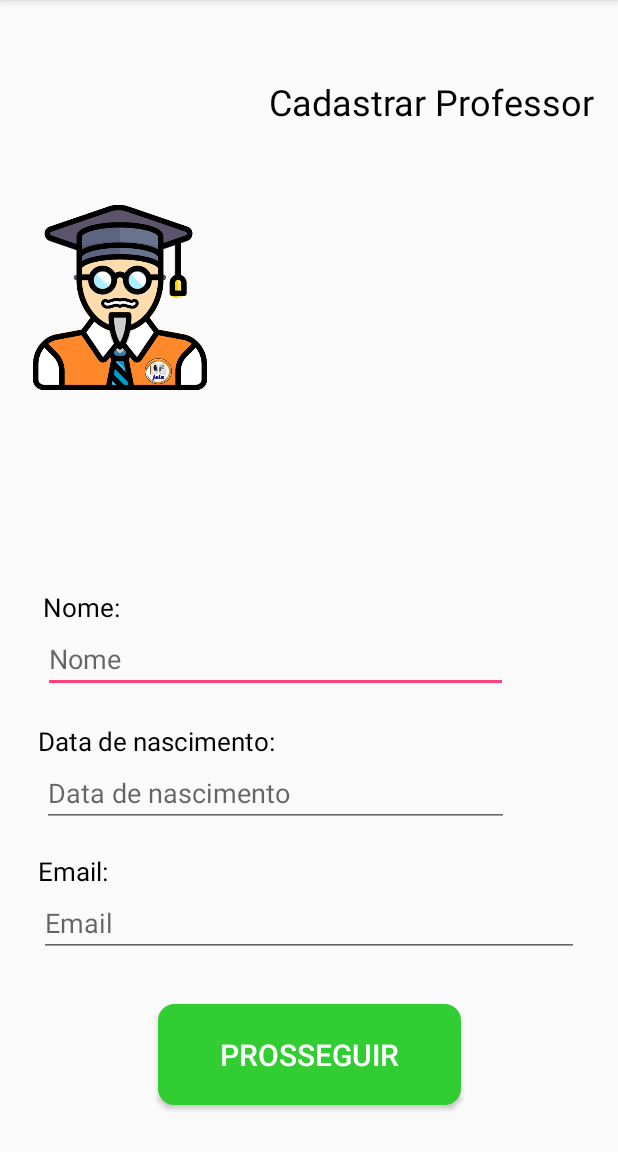
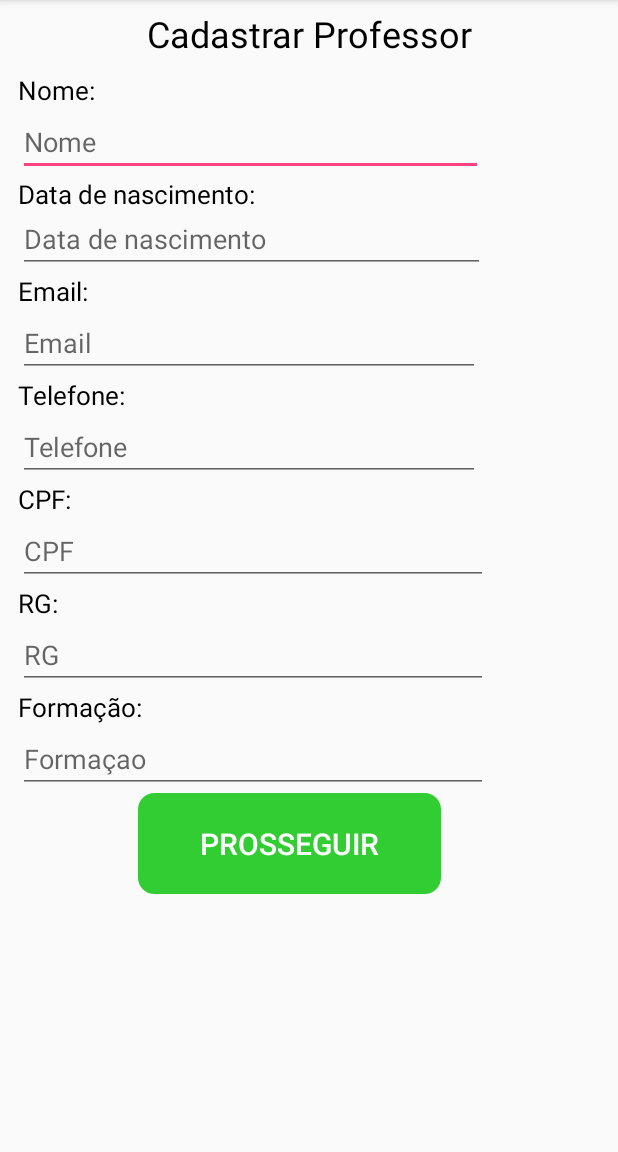
Before and after one commit to matheuspereiradev/SistemaJoin, an Android app: the ViewCadastrarProfessor screen opened directly, with no data from a screen before it, on a phone screen of 412 x 824 dp, the part 84-1236 px from its top. Run offline under Robolectric (Android 15) with nearby library versions, the phone set to English and light mode, and no system bars; our stand-ins replace Firebase (no records; nobody signed in at launch, a user with empty details on screens opened directly); libraries missing offline, so code that uses them is left out: com.github.rtoshiro.util; 9 statements that could not run were skipped.

Commit message:
ViewCadastrarProfessor em um só tela

```diff
--- a/app/src/main/AndroidManifest.xml
+++ b/app/src/main/AndroidManifest.xml
@@ -28,7 +28,6 @@
         <activity android:name=".Activitys.ViewHomeSistemaAdministrativo" />
         <activity android:name=".Activitys.ViewTelaLogin" />
         <activity android:name=".Activitys.ViewCadastrarProfessor" />
-        <activity android:name=".Activitys.ViewCadastrarProfessor2" />
         <activity android:name=".Activitys.ViewRealizarPostagem" />
         <activity android:name=".Activitys.ViewSelecionarAlunos" />
         <activity android:name=".Activitys.ViewRealizarAvaliacao" />
@@ -37,6 +36,7 @@
         <activity android:name=".Activitys.ViewExibirInformacoesProfessor" />
         <activity android:name=".Activitys.ViewExibirInformacoesEscola" />
         <activity android:name=".ViewConfigurarConta" />
+        <activity android:name=".Activitys.ViewHomeProfessor"></activity>
     </application>
 
 </manifest>
--- a/app/src/main/java/com/app/join/sistemajoin/Activitys/ViewCadastrarProfessor.java
+++ b/app/src/main/java/com/app/join/sistemajoin/Activitys/ViewCadastrarProfessor.java
@@ -19,7 +19,7 @@ import com.google.firebase.database.DatabaseReference;
 
 public class ViewCadastrarProfessor extends AppCompatActivity {
 
-    EditText ctEmailProf, ctNomeProf, ctDataNascProf;
+    EditText ctEmailProf, ctNomeProf, ctDataNascProf,ctCPFProf,ctRGProf,ctTelProf,ctFormProf;
     Button btProximoProf1;
     Professor professor;
 
@@ -33,6 +33,10 @@ public class ViewCadastrarProfessor extends AppCompatActivity {
         ctEmailProf = (EditText) findViewById(R.id.ctEmailProf);
         ctDataNascProf = (EditText) findViewById(R.id.ctDataNascProf);
         btProximoProf1 = (Button) findViewById(R.id.btProximoProf1);
+        ctCPFProf=(EditText)findViewById(R.id.ctCPFProf);
+        ctRGProf=(EditText)findViewById(R.id.ctRGProf);
+        ctTelProf=(EditText)findViewById(R.id.ctTelProf);
+        ctFormProf=(EditText)findViewById(R.id.ctFormProf);
         //fim da conexão==========
 
 
@@ -42,6 +46,17 @@ public class ViewCadastrarProfessor extends AppCompatActivity {
         ctDataNascProf.addTextChangedListener(mascaraData);
         //fim mascara======
 
+        //========aplicando mascara CPF
+        SimpleMaskFormatter maskCPF = new SimpleMaskFormatter("NNN.NNN.NNN-NN");
+        MaskTextWatcher mascaraCPF = new MaskTextWatcher(ctCPFProf, maskCPF);
+        ctCPFProf.addTextChangedListener(mascaraCPF);
+        //fim mascara======
+
+        //========aplicando mascara telefone
+        SimpleMaskFormatter maskTel = new SimpleMaskFormatter("(NN) N NNNN-NNNN");
+        MaskTextWatcher mascaraTel = new MaskTextWatcher(ctTelProf, maskTel);
+        ctTelProf.addTextChangedListener(mascaraTel);
+        //fim mascara======
 
         //função do botão prosseguir
         btProximoProf1.setOnClickListener(new View.OnClickListener() {
--- a/app/src/main/res/layout/activity_view_cadastrar_professor.xml
+++ b/app/src/main/res/layout/activity_view_cadastrar_professor.xml
@@ -4,20 +4,40 @@
     xmlns:tools="http://schemas.android.com/tools"
     android:layout_width="match_parent"
     android:layout_height="match_parent"
-    tools:context=".Activitys.ViewCadastrarProfessor">
+    tools:context=".Activitys.ViewCadastrarProfessor"
+    tools:layout_editor_absoluteY="81dp">
 
     <TextView
         android:id="@+id/textView26"
         android:layout_width="wrap_content"
         android:layout_height="wrap_content"
-        android:layout_marginEnd="16dp"
-        android:layout_marginRight="16dp"
-        android:layout_marginTop="35dp"
+        android:layout_marginBottom="9dp"
+        android:layout_marginTop="6dp"
         android:text="Cadastrar Professor"
         android:textColor="@android:color/background_dark"
         android:textSize="24sp"
+        app:layout_constraintBottom_toTopOf="@+id/scrollView2"
         app:layout_constraintEnd_toEndOf="parent"
-        app:layout_constraintTop_toTopOf="@+id/imageView3" />
+        app:layout_constraintStart_toStartOf="parent"
+        app:layout_constraintTop_toTopOf="parent" />
+
+    <ScrollView
+        android:id="@+id/scrollView2"
+        android:layout_width="0dp"
+        android:layout_height="0dp"
+        android:layout_marginBottom="2dp"
+        app:layout_constraintBottom_toBottomOf="parent"
+        app:layout_constraintEnd_toEndOf="parent"
+        app:layout_constraintStart_toStartOf="parent"
+        app:layout_constraintTop_toBottomOf="@+id/textView26">
+
+        <LinearLayout
+            android:layout_width="374dp"
+            android:layout_height="466dp"
+            android:orientation="vertical"
+            android:paddingLeft="12dp"
+            tools:layout_editor_absoluteX="0dp"
+            tools:layout_editor_absoluteY="47dp">
 
             <TextView
                 android:id="@+id/textView27"
@@ -25,106 +45,123 @@
                 android:layout_height="wrap_content"
                 android:text="Nome:"
                 android:textColor="@android:color/background_dark"
-        android:textSize="17sp"
-        app:layout_constraintBottom_toTopOf="@+id/ctNomeProf"
-        app:layout_constraintStart_toStartOf="@+id/ctNomeProf"
-        app:layout_constraintTop_toBottomOf="@+id/imageView3" />
+                android:textSize="17sp" />
 
             <EditText
                 android:id="@+id/ctNomeProf"
                 android:layout_width="310dp"
                 android:layout_height="wrap_content"
-        android:layout_marginBottom="20dp"
                 android:ems="10"
                 android:hint="Nome"
-        android:inputType="textPersonName"
-        app:layout_constraintBottom_toTopOf="@+id/textView28"
-        app:layout_constraintEnd_toEndOf="@+id/textView28"
-        app:layout_constraintStart_toEndOf="@+id/textView28"
-        app:layout_constraintTop_toBottomOf="@+id/textView27" />
+                android:inputType="textPersonName" />
 
             <TextView
                 android:id="@+id/textView28"
                 android:layout_width="wrap_content"
-        android:layout_height="wrap_content"
-        android:layout_marginLeft="25dp"
-        android:layout_marginStart="25dp"
+                android:layout_height="19dp"
                 android:text="Data de nascimento:"
                 android:textColor="@android:color/background_dark"
-        android:textSize="17sp"
-        app:layout_constraintBottom_toTopOf="@+id/ctDataNascProf"
-        app:layout_constraintStart_toStartOf="parent"
-        app:layout_constraintTop_toBottomOf="@+id/ctNomeProf" />
+                android:textSize="17sp" />
 
+            <EditText
+                android:id="@+id/ctDataNascProf"
+                android:layout_width="311dp"
+                android:layout_height="wrap_content"
+                android:ems="10"
+                android:hint="Data de nascimento"
+                android:inputType="number" />
 
             <TextView
                 android:id="@+id/textView30"
                 android:layout_width="wrap_content"
                 android:layout_height="wrap_content"
-        android:layout_marginLeft="25dp"
-        android:layout_marginStart="25dp"
                 android:text="Email:"
                 android:textColor="@android:color/background_dark"
-        android:textSize="17sp"
-        app:layout_constraintBottom_toTopOf="@+id/ctEmailProf"
-        app:layout_constraintStart_toStartOf="parent"
-        app:layout_constraintTop_toBottomOf="@+id/ctDataNascProf" />
-
-
-    <EditText
-        android:id="@+id/ctDataNascProf"
-        android:layout_width="311dp"
-        android:layout_height="wrap_content"
-        android:layout_marginBottom="17dp"
-        android:ems="10"
-        android:hint="Data de nascimento"
-        android:inputType="number"
-        app:layout_constraintBottom_toTopOf="@+id/textView30"
-        app:layout_constraintEnd_toEndOf="@+id/textView28"
-        app:layout_constraintStart_toEndOf="@+id/textView28"
-        app:layout_constraintTop_toBottomOf="@+id/textView28" />
+                android:textSize="17sp" />
 
             <EditText
                 android:id="@+id/ctEmailProf"
-        android:layout_width="0dp"
+                android:layout_width="308dp"
                 android:layout_height="wrap_content"
-        android:layout_marginBottom="31dp"
-        android:layout_marginEnd="26dp"
-        android:layout_marginLeft="26dp"
-        android:layout_marginRight="26dp"
-        android:layout_marginStart="26dp"
                 android:hint="Email"
-        android:inputType="textEmailAddress"
-        app:layout_constraintBottom_toTopOf="@+id/btProximoProf1"
-        app:layout_constraintEnd_toEndOf="parent"
-        app:layout_constraintStart_toStartOf="parent"
-        app:layout_constraintTop_toBottomOf="@+id/textView30" />
+                android:inputType="textEmailAddress" />
 
-    <ImageView
-        android:id="@+id/imageView3"
-        android:layout_width="116dp"
-        android:layout_height="0dp"
-        android:layout_marginBottom="12dp"
-        android:layout_marginTop="16dp"
-        app:layout_constraintBottom_toTopOf="@+id/textView27"
-        app:layout_constraintEnd_toEndOf="@+id/textView27"
-        app:layout_constraintStart_toEndOf="@+id/textView27"
-        app:layout_constraintTop_toTopOf="parent"
-        app:srcCompat="@drawable/prof" />
+            <TextView
+                android:id="@+id/textView51"
+                android:layout_width="wrap_content"
+                android:layout_height="wrap_content"
+                android:text="Telefone:"
+                android:textColor="@android:color/background_dark"
+                android:textSize="17sp" />
+
+            <EditText
+                android:id="@+id/ctTelProf"
+                android:layout_width="308dp"
+                android:layout_height="wrap_content"
+                android:ems="10"
+                android:hint="Telefone"
+                android:inputType="number" />
+
+            <TextView
+                android:id="@+id/textView53"
+                android:layout_width="wrap_content"
+                android:layout_height="wrap_content"
+                android:text="CPF:"
+                android:textColor="@android:color/background_dark"
+                android:textSize="17sp" />
+
+            <EditText
+                android:id="@+id/ctCPFProf"
+                android:layout_width="313dp"
+                android:layout_height="wrap_content"
+                android:ems="10"
+                android:hint="CPF"
+                android:inputType="number" />
+
+            <TextView
+                android:id="@+id/textView59"
+                android:layout_width="wrap_content"
+                android:layout_height="wrap_content"
+                android:text="RG:"
+                android:textColor="@android:color/background_dark"
+                android:textSize="17sp" />
+
+            <EditText
+                android:id="@+id/ctRGProf"
+                android:layout_width="313dp"
+                android:layout_height="wrap_content"
+                android:ems="10"
+                android:hint="RG"
+                android:inputType="number" />
+
+            <TextView
+                android:id="@+id/textView79"
+                android:layout_width="wrap_content"
+                android:layout_height="wrap_content"
+                android:text="Formação:"
+                android:textColor="@android:color/background_dark"
+                android:textSize="17sp" />
+
+            <EditText
+                android:id="@+id/ctFormProf"
+                android:layout_width="313dp"
+                android:layout_height="wrap_content"
+                android:ems="10"
+                android:hint="Formaçao"
+                android:inputType="number" />
 
             <Button
                 android:id="@+id/btProximoProf1"
                 android:layout_width="202dp"
                 android:layout_height="67dp"
                 android:layout_alignParentBottom="true"
-        android:layout_marginBottom="31dp"
+                android:layout_gravity="center_horizontal"
                 android:background="@drawable/botao_customizado"
                 android:text="prosseguir"
                 android:textColor="#ffffff"
-        android:textSize="20sp"
-        app:layout_constraintBottom_toBottomOf="parent"
-        app:layout_constraintEnd_toEndOf="parent"
-        app:layout_constraintStart_toStartOf="parent"
-        app:layout_constraintTop_toBottomOf="@+id/ctEmailProf" />
+                android:textSize="20sp" />
+        </LinearLayout>
+
+    </ScrollView>
 
 </android.support.constraint.ConstraintLayout>
```
Also changed, not shown: app/src/main/java/com/app/join/sistemajoin/Activitys/ViewCadastrarProfessor2.java (deleted, +0 -43 lines), app/src/main/java/com/app/join/sistemajoin/Activitys/ViewHomeProfessor.java (added, +15 -0 lines), app/src/main/res/layout/activity_view_cadastrar_professor2.xml (deleted, +0 -139 lines), app/src/main/res/layout/activity_view_home_professor.xml (added, +9 -0 lines). Lines whose indentation alone changed are shown as unchanged.
